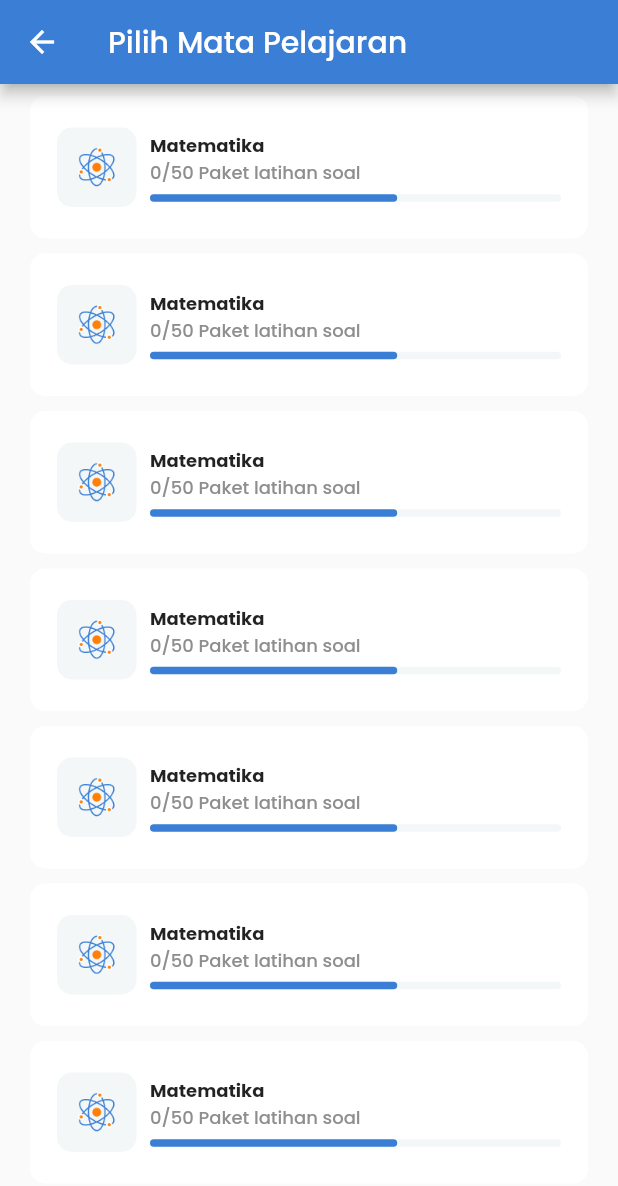
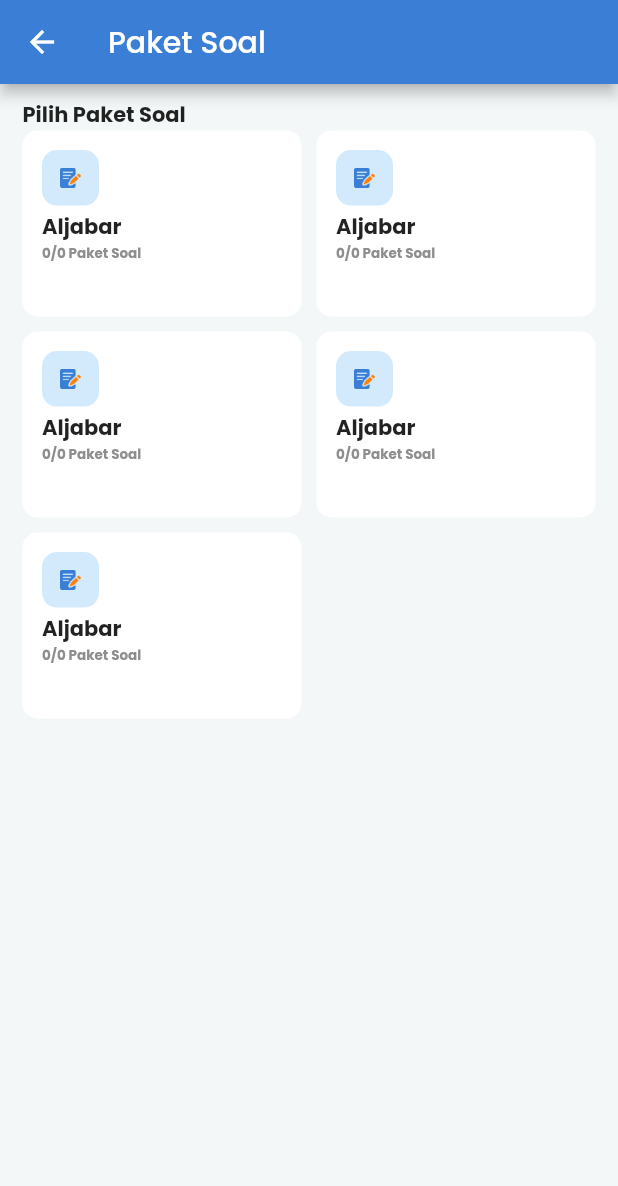
Before and after one commit to kimebmen/latihansoal, a Flutter app: the MapelPage screen opened by its route, after a tap on "Matematika", on a phone screen of 412 x 824 dp. Shown: the top 1186 px of the screen. Run offline on Flutter 3.47's test engine with Material 2 defaults, Android fonts, the phone set to English and light mode, and no system bars; our stand-ins replace google_fonts, google_sign_in.

Commit message:
paketSoalPage

```diff
--- a/lib/constant/r/assets.dart
+++ b/lib/constant/r/assets.dart
@@ -9,5 +9,6 @@
   String imgUser = "assets/ic_avatar.png";
   String imgHome = "assets/img_home.png";
   String icAtom = "assets/ic_atom.png";
+  String icNote = "assets/ic_note.png";
   String bannerHome = "assets/img_banner.png";
 }
--- a/lib/main.dart
+++ b/lib/main.dart
@@ -4,6 +4,7 @@
 import 'package:test1/view/auth/login_page.dart';
 import 'package:test1/view/main/latihan_soal/home_page.dart';
 import 'package:test1/view/main/latihan_soal/mapel_page.dart';
+import 'package:test1/view/main/latihan_soal/paket_soal_page.dart';
 import 'package:test1/view/main/main_page.dart';
 import 'package:test1/view/auth/register_page.dart';
 import 'package:test1/view/auth/splash_screen.dart';
@@ -19,7 +20,7 @@
   @override
   Widget build(BuildContext context) {
     return MaterialApp(
-      title: 'Flutter Demo',
+      title: 'Latihan Soal',
       theme: ThemeData(
         textTheme: GoogleFonts.poppinsTextTheme(),
         appBarTheme: AppBarTheme(
@@ -47,6 +48,7 @@
         MainPage.route: (context) => const MainPage(),
         HomePage.route: (context) => const HomePage(),
         MapelPage.route: (context) => const MapelPage(),
+        PaketSoalPage.route: (context) => const PaketSoalPage(),
         // "main_page": (context) => const MainPage(),
 
         // RegisterPage.route:(context) => const RegisterPage(),
--- a/lib/view/main/latihan_soal/mapel_page.dart
+++ b/lib/view/main/latihan_soal/mapel_page.dart
@@ -1,5 +1,6 @@
 import 'package:flutter/material.dart';
 import 'package:test1/view/main/latihan_soal/home_page.dart';
+import 'package:test1/view/main/latihan_soal/paket_soal_page.dart';
 
 class MapelPage extends StatelessWidget {
   const MapelPage({Key? key}) : super(key: key);
@@ -16,7 +17,9 @@
         child: ListView.builder(
           itemBuilder: ((context, index) {
             return GestureDetector(
-              onTap: () {},
+              onTap: () {
+                Navigator.of(context).pushNamed(PaketSoalPage.route);
+              },
               child: MapelWidget(),
             );
           }),
--- /dev/null
+++ b/lib/view/main/latihan_soal/paket_soal_page.dart
@@ -0,0 +1,100 @@
+import 'package:flutter/material.dart';
+import 'package:test1/constant/r.dart';
+
+class PaketSoalPage extends StatefulWidget {
+  const PaketSoalPage({Key? key}) : super(key: key);
+  static String route = "paket_soal_page";
+
+  @override
+  State<PaketSoalPage> createState() => _PaketSoalPageState();
+}
+
+class _PaketSoalPageState extends State<PaketSoalPage> {
+  @override
+  Widget build(BuildContext context) {
+    return Scaffold(
+      backgroundColor: R.colors.grey,
+      appBar: AppBar(
+        title: Text("Paket Soal"),
+      ),
+      body: Padding(
+        padding: const EdgeInsets.symmetric(horizontal: 15.0, vertical: 10),
+        child: Column(
+          crossAxisAlignment: CrossAxisAlignment.start,
+          children: [
+            Text(
+              "Pilih Paket Soal",
+              style: TextStyle(
+                fontWeight: FontWeight.bold,
+              ),
+            ),
+            Expanded(
+              child: GridView.count(
+                mainAxisSpacing: 10,
+                crossAxisSpacing: 10,
+                crossAxisCount: 2,
+                childAspectRatio: 3/2,
+                children: [
+                  PaketSoalWidget(),
+                  PaketSoalWidget(),
+                  PaketSoalWidget(),
+                  PaketSoalWidget(),
+                  PaketSoalWidget(),
+                ],
+              ),
+            ),
+          ],
+        ),
+      ),
+    );
+  }
+}
+
+class PaketSoalWidget extends StatelessWidget {
+  const PaketSoalWidget({
+    Key? key,
+  }) : super(key: key);
+
+  @override
+  Widget build(BuildContext context) {
+    return Container(
+      decoration: BoxDecoration(
+        borderRadius: BorderRadius.circular(10),
+        color: Colors.white,
+      ),
+      padding: const EdgeInsets.all(13.0),
+      // margin: const EdgeInsets.all(13.0),
+      child: Column(
+        crossAxisAlignment: CrossAxisAlignment.start,
+        children: [
+          Container(
+            decoration: BoxDecoration(
+              borderRadius: BorderRadius.circular(10),
+              color: Colors.blue.withOpacity(0.2),
+            ),
+            padding: EdgeInsets.all(12),
+            child: Image.asset(
+              R.assets.icNote,
+              width: 14,
+            ),
+          ),
+          SizedBox(height: 4),
+          Text(
+            "Aljabar",
+            style: TextStyle(
+              fontWeight: FontWeight.bold,
+            ),
+          ),
+          Text(
+            "0/0 Paket Soal",
+            style: TextStyle(
+              fontWeight: FontWeight.bold,
+              fontSize: 9,
+              color: R.colors.greySubtitleHome,
+            ),
+          ),
+        ],
+      ),
+    );
+  }
+}
```
